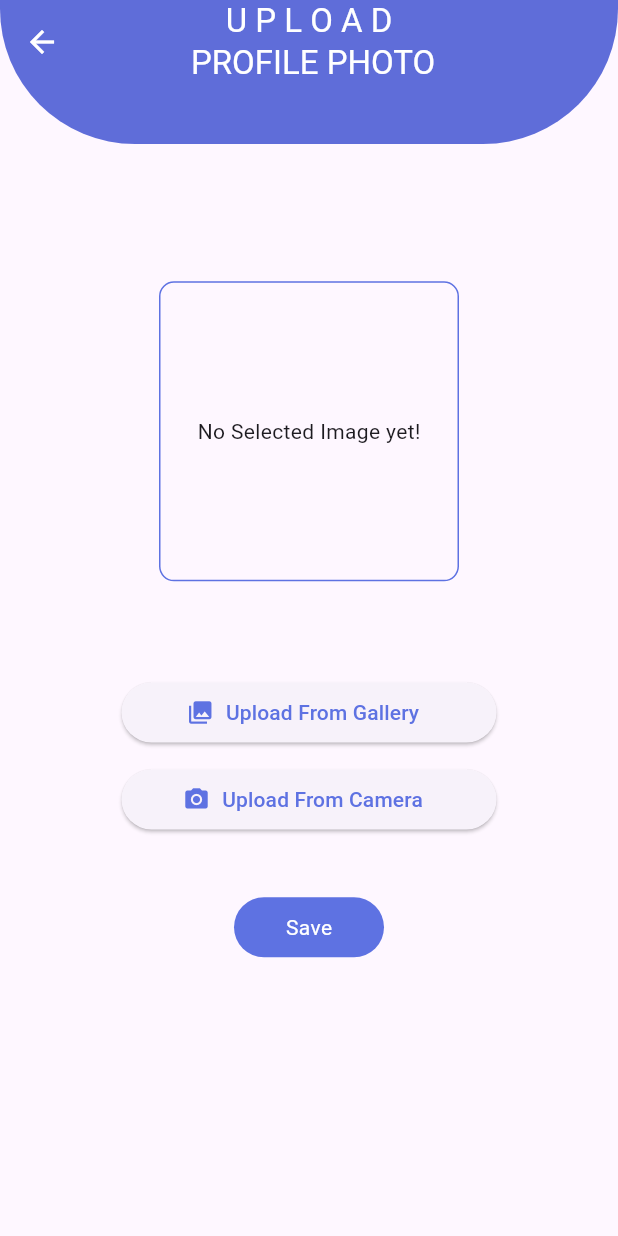
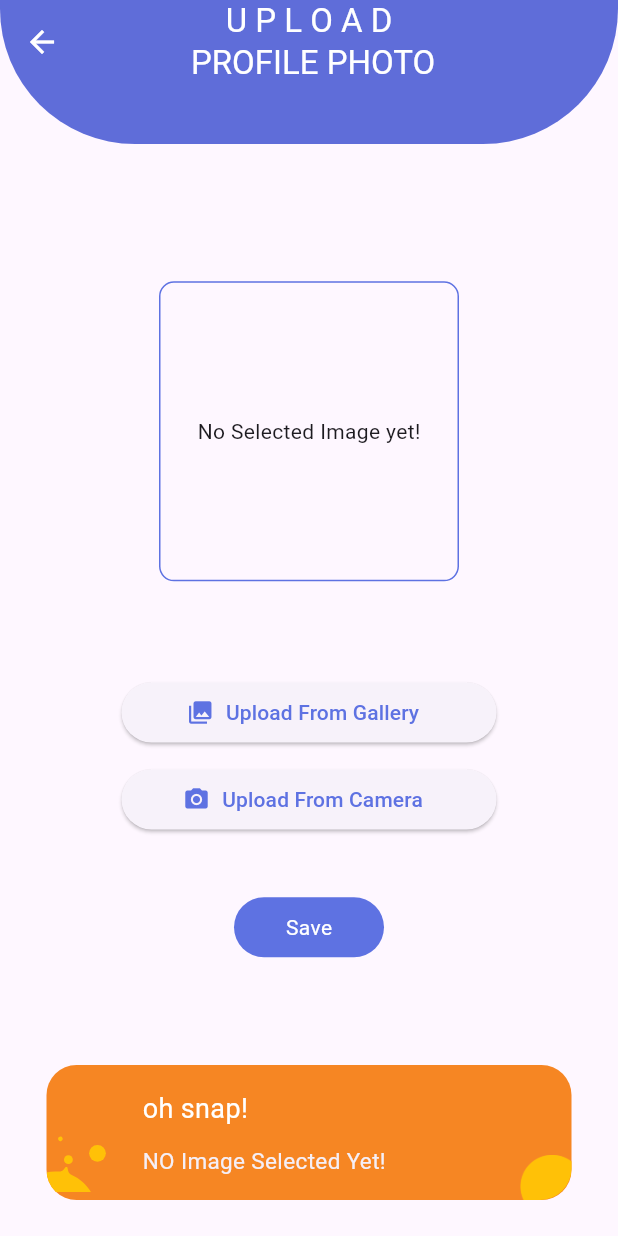
Before and after one commit to HozaifaJohar/career_compass, a Flutter app: the UploadPhotoEmployee screen opened by its route, after a tap on "Save", on a phone screen of 412 x 824 dp. Run offline on Flutter 3.47's test engine with Material 3 defaults, Android fonts, the phone set to English and light mode, and no system bars; our stand-ins replace curved_navigation_bar, file_picker, flutter_svg, image_picker, pinput, shared_preferences; missing offline and left inert: flutter_pdfview; accounts and stored records are empty; network calls fail.

Commit message:
upload cv and upload profile image

```diff
--- a/lib/constant/url.dart
+++ b/lib/constant/url.dart
@@ -1,3 +1,5 @@
 class AppString {
   static String baseUrl = 'http://10.0.2.2:3000';
+  //this line to play project on real device on mac
+  //static String baseUrl = 'http://192.168.115.102:3000';
 }
--- a/lib/main.dart
+++ b/lib/main.dart
@@ -49,7 +49,6 @@ void main() async {
       ChangeNotifierProvider(create: (context) => OntapNavigationEmployee()),
       ChangeNotifierProvider(create: (context) => AuthCompany()),
       ChangeNotifierProvider(create: (context) => ActivicationCode()),
-
     ],
     child: const MyApp(),
   ));
@@ -64,7 +63,7 @@ class MyApp extends StatelessWidget {
     return MaterialApp(
       debugShowCheckedModeBanner: false,
       title: 'Flutter Demo',
-      home: AddJob(),
+      home: StartScreen(),
       routes: {
         '/start_screen': (context) => StartScreen(),
         'register_screen': (context) => RegisterScreen(),
--- a/lib/screens/employee_screens/drawer_employee_screens/uploadPhoto_employee.dart
+++ b/lib/screens/employee_screens/drawer_employee_screens/uploadPhoto_employee.dart
@@ -1,9 +1,11 @@
 import 'dart:io';
-
+import 'dart:ui';
+import 'package:career_compass/constant/url.dart';
+import 'package:career_compass/helper/api.dart';
+import 'package:career_compass/core/shared_preferences.dart';
 import 'package:career_compass/style/app_colors.dart';
-import 'package:flutter/cupertino.dart';
+import 'package:career_compass/widgets/flash_message.dart';
 import 'package:flutter/material.dart';
-import 'package:flutter/widgets.dart';
 import 'package:image_picker/image_picker.dart';
 
 class UploadPhotoEmployee extends StatefulWidget {
@@ -15,13 +17,14 @@ class UploadPhotoEmployee extends StatefulWidget {
 
 class _UploadPhotoEmployeeState extends State<UploadPhotoEmployee> {
   File? _file;
+  String url = AppString.baseUrl;
 
   Future pickerImageFromGallery() async {
     final returnedImage =
         await ImagePicker().pickImage(source: ImageSource.gallery);
     if (returnedImage == null) return;
     setState(() {
-      _file = File(returnedImage!.path);
+      _file = File(returnedImage.path);
     });
   }
 
@@ -30,7 +33,7 @@ class _UploadPhotoEmployeeState extends State<UploadPhotoEmployee> {
         await ImagePicker().pickImage(source: ImageSource.camera);
     if (returnedImage == null) return;
     setState(() {
-      _file = File(returnedImage!.path);
+      _file = File(returnedImage.path);
     });
   }
 
@@ -154,7 +157,27 @@ class _UploadPhotoEmployeeState extends State<UploadPhotoEmployee> {
               height: screenHeight / 20,
             ),
             GestureDetector(
-              onTap: () {},
+              onTap: () {
+                if (_file != null) {
+                  Api().postFiles(
+                    url: '$url/employees/upload-image',
+                    filePath: _file!.path,
+                    key: 'file',
+                    token: CashMemory().getCashData(key: 'accessToken'),
+                  );
+                } else {
+                  ScaffoldMessenger.of(context).showSnackBar(
+                    const SnackBar(
+                      elevation: 0,
+                      content: FlashMessage(
+                        errorText: "NO Image Selected Yet!",
+                      ),
+                      behavior: SnackBarBehavior.floating,
+                      backgroundColor: Colors.transparent,
+                    ),
+                  );
+                }
+              },
               child: Container(
                 width: 100,
                 height: 40,
--- a/lib/services/employee/employee_auth/login_employee_service.dart
+++ b/lib/services/employee/employee_auth/login_employee_service.dart
@@ -20,6 +20,8 @@ class LogInEmployeeService extends ChangeNotifier {
     } else {
       result = accessToken["access_token"];
       CashMemory().insertToCash(key: 'accessToken', value: result);
+      // print(
+      //     'saved access toke successfully${CashMemory().getCashData(key: 'accessToken')}');
     }
     return result;
   }
```
Also changed, not shown: lib/helper/api.dart (+24 -2 lines), lib/screens/employee_screens/drawer_employee_screens/uploadCv.dart (+32 -2 lines), lib/screens/employee_screens/otp_employee.dart (+3 -4 lines), lib/services/employee/employee_requests/upload_files.dart (added, +19 -0 lines).
